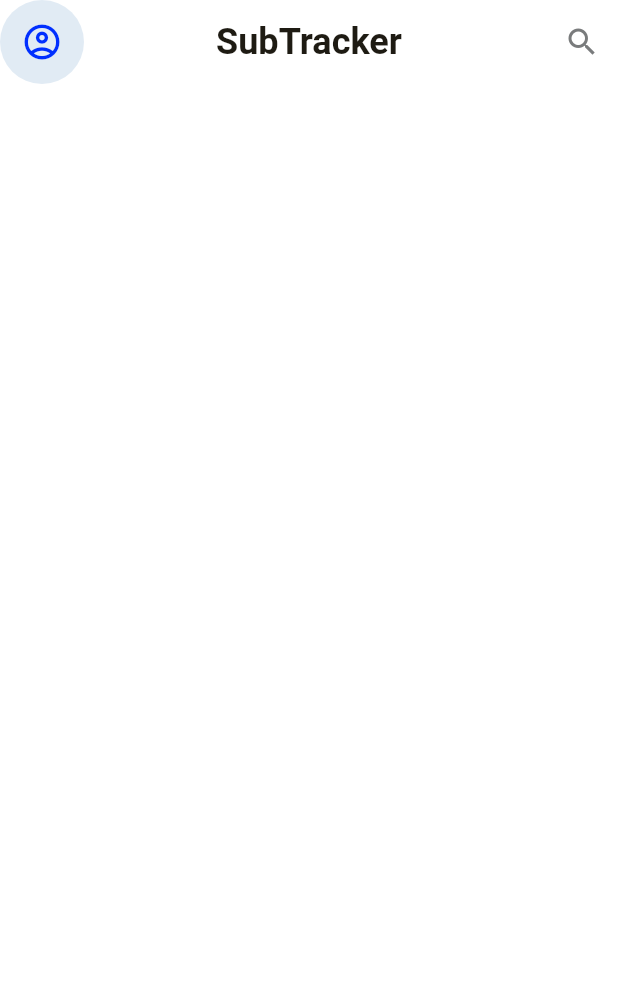
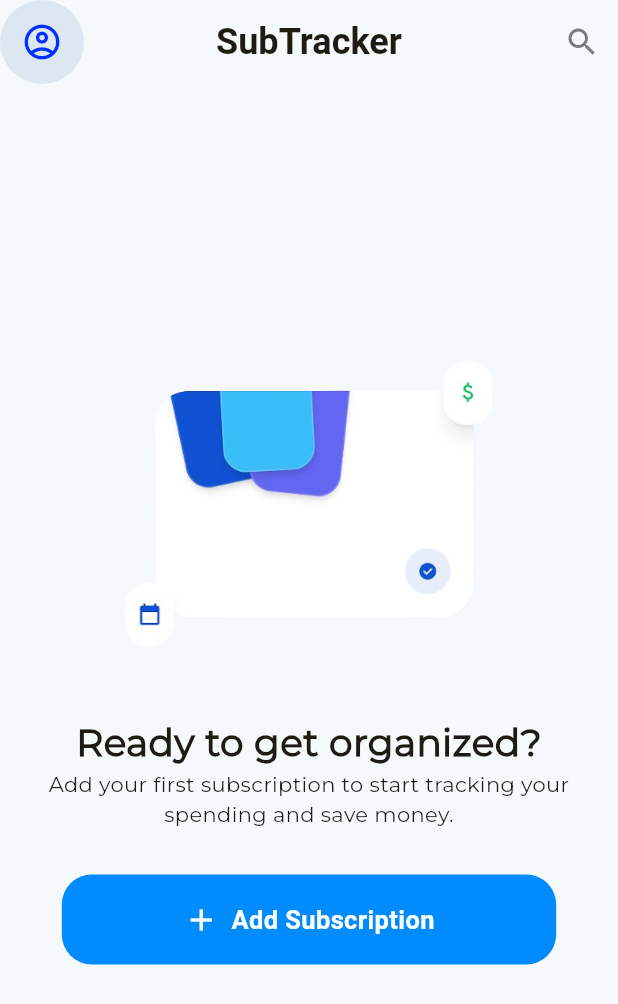
Before and after one commit to Ibraheem-MuhammedAmeen/Subscribtion_Reminder, a Flutter app: the HomeScreen screen opened directly, on a phone screen of 412 x 824 dp. Shown: the top 1004 px of the screen. Run offline on Flutter 3.47's test engine with Material 3 defaults, Android fonts, the phone set to English and light mode, and no system bars; our stand-ins replace google_nav_bar, smooth_page_indicator; project files that could hold a hidden picture were left out.

Commit message:
woking on the add_subsciption screen

```diff
--- a/lib/home/view/home_screen.dart
+++ b/lib/home/view/home_screen.dart
@@ -1,4 +1,6 @@
 import 'package:flutter/material.dart';
+import 'package:subscribtion_reminder/add_subscription/view/add_subscription.dart';
+import 'package:subscribtion_reminder/theme/app_text_theme.dart';
 
 class HomeScreen extends StatelessWidget {
   const HomeScreen({super.key});
@@ -6,6 +8,7 @@ class HomeScreen extends StatelessWidget {
   @override
   Widget build(BuildContext context) {
     return Scaffold(
+      backgroundColor: const Color(0XFFF6F9FC),
       appBar: AppBar(
         centerTitle: true,
         title: Text(
@@ -37,6 +40,62 @@ class HomeScreen extends StatelessWidget {
           ),
         ),
       ),
+      body: Padding(
+        padding: EdgeInsets.all(20),
+        child: Center(
+          child: Column(
+            mainAxisAlignment: MainAxisAlignment.center,
+            crossAxisAlignment: CrossAxisAlignment.center,
+            children: [
+              Image.asset('assets/img/splash4.png', height: 200),
+              SizedBox(height: 40),
+              Text('Ready to get organized?', style: headline4),
+              Text(
+                'Add your first subscription to start tracking your spending and save money.',
+                style: smallsubtext,
+                textAlign: TextAlign.center,
+              ),
+
+              SizedBox(height: 30),
+
+              GestureDetector(
+                onTap: () {
+                  Navigator.push(
+                    context,
+                    MaterialPageRoute(
+                      builder: (context) => const AddSubscriptionScreen(),
+                    ),
+                  );
+                },
+                child: Container(
+                  height: 60,
+                  width: MediaQuery.of(context).size.width * 0.8,
+                  decoration: BoxDecoration(
+                    color: const Color.fromARGB(255, 0, 140, 255),
+                    borderRadius: BorderRadius.circular(20),
+                  ),
+                  child: Row(
+                    mainAxisAlignment: MainAxisAlignment.center,
+                    children: [
+                      Icon(Icons.add, color: Colors.white),
+                      SizedBox(width: 8),
+
+                      Text(
+                        'Add Subscription',
+                        style: TextStyle(
+                          color: Colors.white,
+                          fontSize: 17,
+                          fontWeight: FontWeight.bold,
+                        ),
+                      ),
+                    ],
+                  ),
+                ),
+              ),
+            ],
+          ),
+        ),
+      ),
     );
     //   body: Center(child: Text('Welcome to the Home Screen!')),
     // );
--- a/lib/theme/app_text_theme.dart
+++ b/lib/theme/app_text_theme.dart
@@ -23,135 +23,18 @@ const headline3 = TextStyle(
   fontSize: 16,
   fontStyle: FontStyle.normal,
 );
-// const _nunitoSans = 'Nunito Sans';
-// const _gelasio = 'Gelasio';
-// const _merriweather = 'Merriweather';
 
-// const _largeTitleStyle = TextStyle(
-//   fontSize: 30,
-//   fontWeight: FontWeight.bold,
-//   height: 1.34,
-// );
+const headline4 = TextStyle(
+  fontFamily: _montserrat,
+  fontWeight: FontWeight.bold,
+  fontSize: 25,
+  fontStyle: FontStyle.normal,
+);
 
-// const _mediumTitleStyle = TextStyle(
-//   fontSize: 24,
-//   fontWeight: FontWeight.w700,
-//   height: 1.34,
-// );
 
-// const _smallTitleStyle = TextStyle(
-//   fontSize: 18,
-//   fontWeight: FontWeight.bold,
-//   height: 1.34,
-// );
-
-// const _bodyTextStyle = TextStyle(
-//   fontSize: 18,
-//   fontWeight: FontWeight.normal,
-//   color: AppColors.textSecondary,
-// );
-
-// const _captionTextStyle = TextStyle(
-//   fontSize: 14,
-//   fontWeight: FontWeight.w500,
-//   color: AppColors.textPrimary,
-// );
-
-// const _buttonStyle = TextStyle(fontSize: 18, fontWeight: FontWeight.bold);
-
-// const kTextButtonStyle = TextStyle(
-//   fontFamily: _nunitoSans,
-//   fontSize: 20,
-//   color: AppColors.textOnPrimary,
-// );
-
-// final kContainedButtonStyle = _buttonStyle.copyWith(
-//   color: AppColors.textOnPrimary,
-//   fontFamily: _gelasio,
-// );
-
-// final kButtonStyle = _buttonStyle.copyWith(
-//   color: AppColors.textPrimary,
-//   fontFamily: _gelasio,
-// );
-
-// final kBlackGelasioLargeTitleStyle = _largeTitleStyle.copyWith(
-//   fontFamily: _gelasio,
-//   color: AppColors.textPrimary,
-//   fontSize: 30,
-//   fontWeight: FontWeight.bold,
-// );
-
-// final kBlackNunitoLargeTitleStyle = _largeTitleStyle.copyWith(
-//   color: AppColors.textPrimary,
-//   fontFamily: _nunitoSans,
-// );
-
-// final kBlackNunitoMediumTitleStyle = _mediumTitleStyle.copyWith(
-//   color: AppColors.textPrimary,
-//   fontFamily: _nunitoSans,
-// );
-
-// final kGreyGelasioLargeTitleStyle = _largeTitleStyle.copyWith(
-//   fontFamily: _gelasio,
-//   fontSize: 35,
-//   color: AppColors.graniteGrey,
-//   fontWeight: FontWeight.w500,
-// );
-
-// final kGreyGelasioMediumTitleStyle = _mediumTitleStyle.copyWith(
-//   fontFamily: _gelasio,
-//   color: AppColors.graniteGrey,
-//   fontSize: 24,
-//   letterSpacing: 0.5,
-//   fontWeight: FontWeight.w600,
-// );
-
-// final kBlackGelasioMediumTitleStyle = _mediumTitleStyle.copyWith(
-//   color: AppColors.textPrimary,
-//   fontFamily: _gelasio,
-// );
-
-// final kBlackMerriweatherMediumTitleStyle = _mediumTitleStyle.copyWith(
-//   color: AppColors.textPrimary,
-//   fontFamily: _merriweather,
-// );
-
-// final kBlackMerriweatherSmallTitleStyle = _smallTitleStyle.copyWith(
-//   color: AppColors.textPrimary,
-//   fontFamily: _merriweather,
-// );
-
-// final kWhiteMerriweatherSmallTitleStyle = _smallTitleStyle.copyWith(
-//   color: AppColors.textPrimary,
-//   fontFamily: _merriweather,
-// );
-
-// final kGrayNunitoHeight2TextStyle = _bodyTextStyle.copyWith(
-//   fontFamily: _nunitoSans,
-//   color: AppColors.grey,
-//   height: 2,
-// );
-
-// final kBodyNunitoTextStyle = _bodyTextStyle.copyWith(
-//   fontFamily: _nunitoSans,
-//   fontSize: 14,
-// );
-
-// final kBlackNunitoSmallTitleStyle = _smallTitleStyle.copyWith(
-//   fontFamily: _nunitoSans,
-// );
-
-// final kGreyNunitoSmallTitleStyle = _smallTitleStyle.copyWith(
-//   fontFamily: _nunitoSans,
-//   color: AppColors.grey,
-// );
-
-// final kGreyNunitoMediumTitleStyle = _mediumTitleStyle.copyWith(
-//   fontFamily: _nunitoSans,
-//   color: AppColors.grey,
-// );
-
-// final kCaptionNunitoTextStyle = _captionTextStyle.copyWith(
-//   fontFamily: _nunitoSans,
-// );
+const smallsubtext = TextStyle(
+  fontFamily: _montserrat,
+  fontWeight: FontWeight.w400,
+  fontSize: 14,
+  fontStyle: FontStyle.normal,
+);
```
Also changed, not shown: lib/add_subscription/view/add_subscription.dart (added, +142 -0 lines), assets/img/splash4.png (added).
